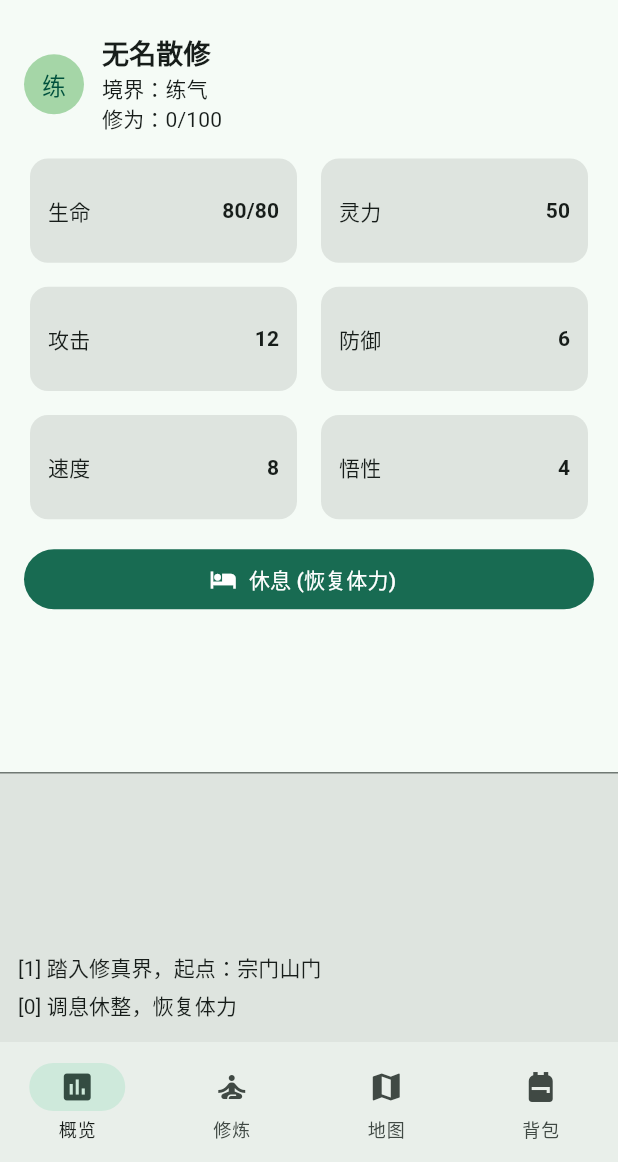
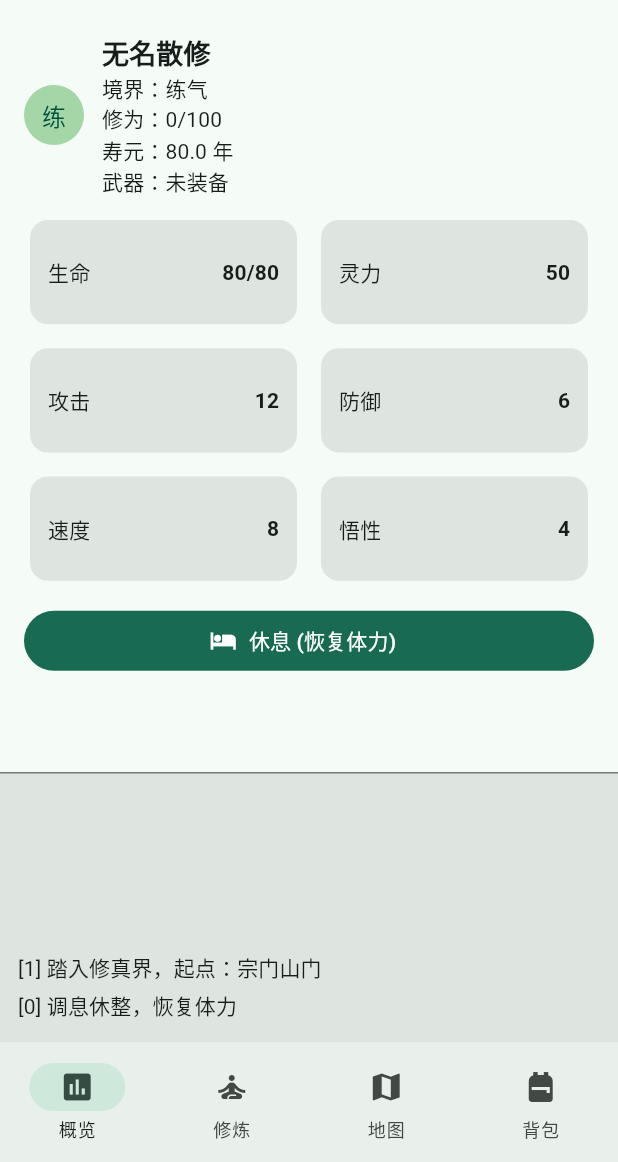
Before and after one commit to sb0703/WanGu, a Flutter app: the screen it shows after launch, after a tap on "休息 (恢复体力)", on a phone screen of 412 x 824 dp, the part 74-1236 px from its top. Run offline on Flutter 3.47's test engine with Material 3 defaults, Android fonts, the phone set to English and light mode, and no system bars.

Commit message:
feat: 添加背包容量显示和装备功能，优化战斗掉落逻辑
- 在 Stats 模型中添加 healHp 和 takeDamage 辅助方法
- 将 BattleResult 的 lootedItemName 改为 lootedItemId 以支持物品目录
- 在游戏状态中实现物品目录、背包容量限制和装备武器功能
- 在背包界面添加容量显示、装备和丢弃按钮
- 在角色概览中显示寿年和当前装备武器
- 更新功能排期文档，明确 P0 阶段的具体实现要求
- 清理 .metadata 中多余的平台迁移记录

```diff
--- a/lib/src/models/battle_result.dart
+++ b/lib/src/models/battle_result.dart
@@ -4,12 +4,12 @@ class BattleResult {
     required this.playerHp,
     required this.enemyHp,
     required this.xpGained,
-    this.lootedItemName,
+    this.lootedItemId,
   });
 
   final bool victory;
   final int playerHp;
   final int enemyHp;
   final int xpGained;
-  final String? lootedItemName;
+  final String? lootedItemId;
 }
--- a/lib/src/models/stats.dart
+++ b/lib/src/models/stats.dart
@@ -16,6 +16,10 @@ class Stats {
   final int defense;
   final int speed;
   final int insight; // 悟性或经验效率
+
+  Stats healHp(int value) => copyWith(hp: (hp + value).clamp(0, maxHp));
+
+  Stats takeDamage(int value) => copyWith(hp: (hp - value).clamp(0, maxHp));
 
   Stats copyWith({
     int? maxHp,
--- a/lib/src/ui/home/sections/inventory_section.dart
+++ b/lib/src/ui/home/sections/inventory_section.dart
@@ -11,28 +11,55 @@ class InventorySection extends StatelessWidget {
   Widget build(BuildContext context) {
     final game = context.watch<GameState>();
     final items = game.player.inventory;
-    if (items.isEmpty) {
-      return const Center(child: Text('背包空空如也，去探索获取材料吧。'));
-    }
-    return ListView.separated(
-      padding: const EdgeInsets.all(16),
+    return Column(
+      crossAxisAlignment: CrossAxisAlignment.start,
+      children: [
+        Padding(
+          padding: const EdgeInsets.fromLTRB(16, 12, 16, 0),
+          child: Text('容量：${items.length}/${game.bagCapacity}'),
+        ),
+        const SizedBox(height: 8),
+        if (items.isEmpty)
+          const Expanded(child: Center(child: Text('背包空空如也，去探索获取材料吧。')))
+        else
+          Expanded(
+            child: ListView.separated(
+              padding: const EdgeInsets.symmetric(horizontal: 16),
               itemBuilder: (context, index) {
                 final item = items[index];
                 return ListTile(
                   leading: Icon(_icon(item.type)),
                   title: Text(item.name),
                   subtitle: Text(item.description),
-          trailing: item.type == ItemType.consumable
-              ? TextButton(
+                  trailing: Wrap(
+                    spacing: 8,
+                    children: [
+                      if (item.type == ItemType.consumable)
+                        TextButton(
                           onPressed: () =>
                               context.read<GameState>().useConsumable(item),
                           child: const Text('使用'),
-                )
-              : null,
+                        ),
+                      if (item.type == ItemType.weapon)
+                        TextButton(
+                          onPressed: () =>
+                              context.read<GameState>().equipWeapon(item),
+                          child: const Text('装备'),
+                        ),
+                      TextButton(
+                        onPressed: () =>
+                            context.read<GameState>().discard(item),
+                        child: const Text('丢弃'),
+                      ),
+                    ],
+                  ),
                 );
               },
               separatorBuilder: (context, _) => const Divider(height: 1),
               itemCount: items.length,
+            ),
+          ),
+      ],
     );
   }
 
--- a/lib/src/ui/home/sections/overview_section.dart
+++ b/lib/src/ui/home/sections/overview_section.dart
@@ -16,7 +16,7 @@ class OverviewSection extends StatelessWidget {
       padding: const EdgeInsets.all(16),
       child: ListView(
         children: [
-          _header(player),
+          _header(player, game),
           const SizedBox(height: 12),
           StatCards(player: player),
           const SizedBox(height: 12),
@@ -32,7 +32,7 @@ class OverviewSection extends StatelessWidget {
     );
   }
 
-  Widget _header(Player player) {
+  Widget _header(Player player, GameState game) {
     return Row(
       children: [
         CircleAvatar(
@@ -49,6 +49,10 @@ class OverviewSection extends StatelessWidget {
             ),
             Text('境界：${player.realm.name}'),
             Text('修为：${player.xp}/${player.realm.maxXp}'),
+            Text(
+              '寿元：${(player.lifespanHours / 24 / 365).toStringAsFixed(1)} 年',
+            ),
+            Text('武器：${game.equippedWeapon?.name ?? '未装备'}'),
           ],
         ),
       ],
```
Also changed, not shown: lib/src/state/game_state.dart (+102 -37 lines), 2 other files. Lines whose indentation alone changed are shown as unchanged.
